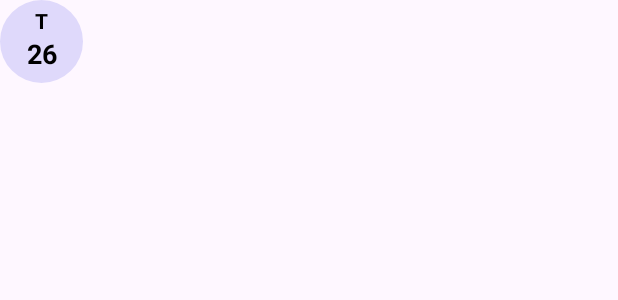
After one commit to Mohamed02Emad/clean_arch_todo, an Android app: the layout calendar_selected.xml on its own in the app's theme, with its tools: preview values and no code run, on a phone screen of 412 x 824 dp. The commit adds this screen. Shown: the top 300 px of the screen. Run offline under Robolectric (Android 15) with nearby library versions, the light colour scheme and no system bars.

Commit message:
add horizontal calendar with it's logic

```diff
--- a/app/build.gradle.kts
+++ b/app/build.gradle.kts
@@ -70,4 +70,7 @@ dependencies {
     implementation("com.google.dagger:hilt-android:2.44")
     kapt("com.google.dagger:hilt-android-compiler:2.44")
 
+    //row calendar
+    implementation ("com.michalsvec:single-row-calednar:1.0.0")
+
 }
--- /dev/null
+++ b/app/src/main/res/layout/calendar_selected.xml
@@ -0,0 +1,44 @@
+<?xml version="1.0" encoding="utf-8"?>
+<androidx.constraintlayout.widget.ConstraintLayout xmlns:android="http://schemas.android.com/apk/res/android"
+    xmlns:app="http://schemas.android.com/apk/res-auto"
+    android:layout_width="wrap_content"
+    android:layout_height="wrap_content"
+    xmlns:tools="http://schemas.android.com/tools">
+
+    <com.google.android.material.imageview.ShapeableImageView
+        android:layout_width="55dp"
+        android:layout_height="55dp"
+        app:layout_constraintBottom_toBottomOf="parent"
+        app:layout_constraintEnd_toEndOf="parent"
+        app:layout_constraintStart_toStartOf="parent"
+        app:layout_constraintTop_toTopOf="parent"
+        android:background="@color/secondary_blue"
+        app:shapeAppearanceOverlay="@style/roundedImageViewRounded" />
+
+    <TextView
+        android:id="@+id/tv_day_name"
+        android:layout_width="wrap_content"
+        android:layout_height="wrap_content"
+        app:layout_constraintTop_toTopOf="parent"
+        app:layout_constraintStart_toStartOf="parent"
+        app:layout_constraintEnd_toEndOf="parent"
+        android:layout_marginTop="4dp"
+        android:textColor="@color/black"
+        tools:text="T"
+        android:textStyle="bold"
+        android:textSize="14sp"
+        />
+    <TextView
+        android:id="@+id/tv_day_of_month"
+        android:layout_width="wrap_content"
+        android:layout_height="wrap_content"
+        app:layout_constraintTop_toBottomOf="@id/tv_day_name"
+        app:layout_constraintStart_toStartOf="parent"
+        app:layout_constraintEnd_toEndOf="parent"
+        android:textColor="@color/black"
+        tools:text="26"
+        android:textStyle="bold"
+        android:textSize="18sp"
+        />
+
+</androidx.constraintlayout.widget.ConstraintLayout>
--- a/app/src/main/res/layout/fragment_on_boarding.xml
+++ b/app/src/main/res/layout/fragment_on_boarding.xml
@@ -117,7 +117,7 @@
         android:paddingHorizontal="20dp"
         android:paddingVertical="4dp"
         android:text="Next"
-        android:textColor="@color/white"
+        android:textColor="@color/secondary_blue"
         android:textSize="18sp"
         android:visibility="gone"
         app:layout_constraintBottom_toBottomOf="parent"
--- a/app/src/main/res/values/colors.xml
+++ b/app/src/main/res/values/colors.xml
@@ -6,7 +6,7 @@
     <color name="color_onboarding_background">#E6E4E4</color>
 
     <color name="primary_blue">#8280FF</color>
-    <color name="secondary_blue">#EbE7FF</color>
+    <color name="secondary_blue">#DFD9FB</color>
 
     <color name="primary_red">#FF7285</color>
     <color name="secondary_red">#FFE2E6</color>
--- a/app/src/main/res/values/themes.xml
+++ b/app/src/main/res/values/themes.xml
@@ -9,4 +9,9 @@
     </style>
 
     <style name="Theme.Todo" parent="Base.Theme.Todo" />
+
+    <style name="roundedImageViewRounded">
+        <item name="cornerFamily">rounded</item>
+        <item name="cornerSize">50%</item>
+    </style>
 </resources>
```
Also changed, not shown: app/src/main/java/com/motodo/todo/domain/models/ToDo.kt (added, +25 -0 lines), app/src/main/java/com/motodo/todo/presentation/fragmentHome/HomeFragment.kt (+69 -0 lines), app/src/main/java/com/motodo/todo/presentation/fragmentHome/HomeFragmentViewModel.kt (added, +81 -0 lines), app/src/main/java/com/motodo/todo/utils/DateHelper.kt (added, +99 -0 lines), app/src/main/res/layout/calendar_not_selected.xml (added, +43 -0 lines), app/src/main/res/layout/fragment_home.xml (+34 -7 lines), build.gradle.kts (+11 -2 lines), settings.gradle.kts (+7 -7 lines).
